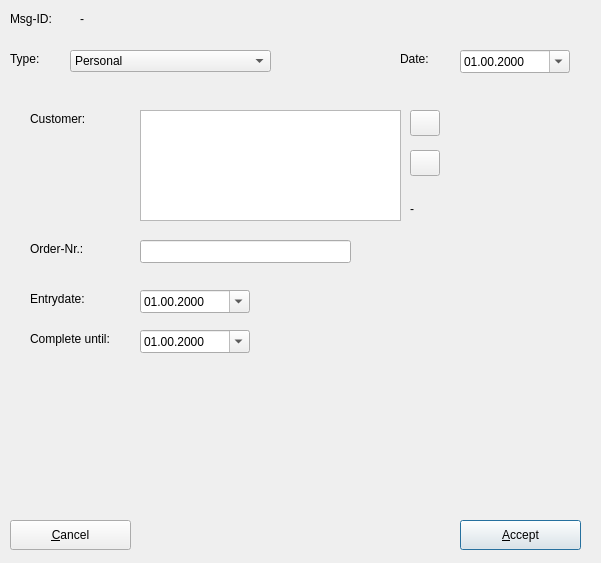
The window that trunk/ui/msgeditfrm.ui (BackupTheBerlios/first4-svn) describes before a commit, drawn with Qt 5.
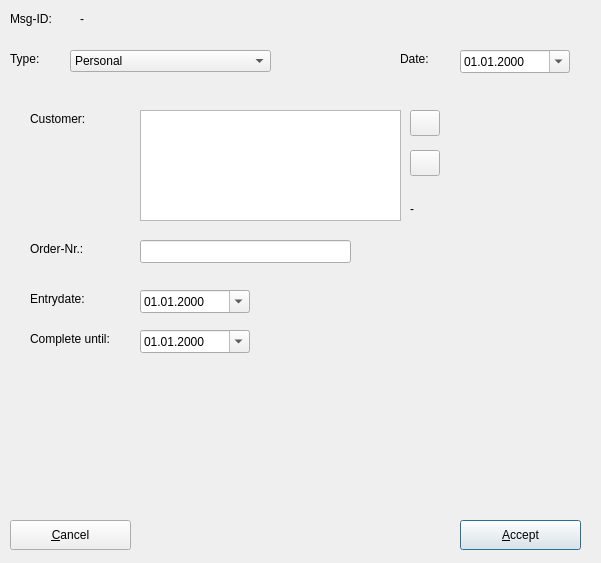
The same window after the commit. The open tabs and pages were chosen to show the change. Icons and pictures are not drawn.

The edit to the form file:
```diff
--- a/trunk/ui/msgeditfrm.ui
+++ b/trunk/ui/msgeditfrm.ui
@@ -144,7 +144,7 @@
     </rect>
    </property>
    <property name="displayFormat" >
-    <string>dd.mm.yyyy</string>
+    <string>dd.MM.yyyy</string>
    </property>
    <property name="calendarPopup" >
     <bool>true</bool>
@@ -520,7 +520,7 @@
       </rect>
      </property>
      <property name="displayFormat" >
-      <string>dd.mm.yyyy</string>
+      <string>dd.MM.yyyy</string>
      </property>
      <property name="calendarPopup" >
       <bool>true</bool>
@@ -536,7 +536,7 @@
       </rect>
      </property>
      <property name="displayFormat" >
-      <string>dd.mm.yyyy</string>
+      <string>dd.MM.yyyy</string>
      </property>
      <property name="calendarPopup" >
       <bool>true</bool>
```
Left out of the diff: 2 changed lines with no effect on the pictures.
